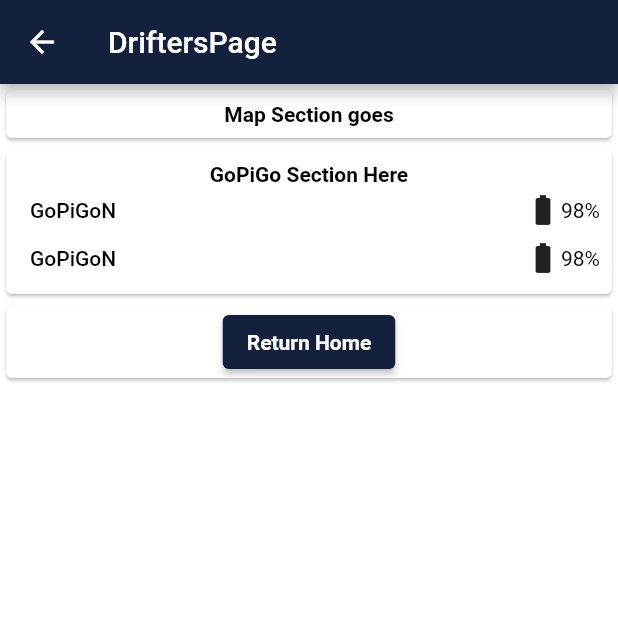
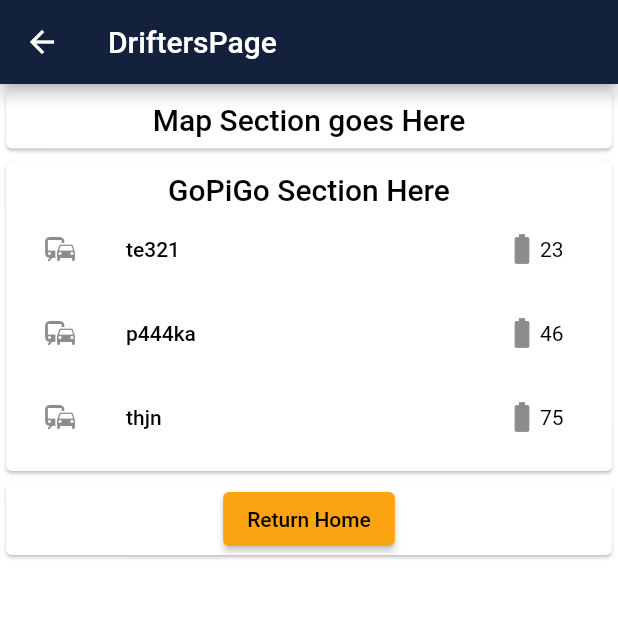
Before and after one commit to t33bone/Project_2020, a Flutter app: the DriftersPage screen opened by its route, on a phone screen of 412 x 824 dp, the top half of it. Run offline on Flutter 3.47's test engine with Material 2 defaults, Android fonts, the phone set to English and light mode, and no system bars.

Commit message:
convert to ListTile, dynamic gopigo section
Converted ListTile objects which makes gopigo section clickable. GoPiGo section now grows dynamically with the size of gopigolisttest

```diff
--- a/flutter_app/security_control/lib/pages/drifters_page/drifters.dart
+++ b/flutter_app/security_control/lib/pages/drifters_page/drifters.dart
@@ -1,23 +1,40 @@
 import 'package:flutter/material.dart';
 
-class DriftersPage extends StatelessWidget {
+//TODO: conform to servers model of GoPiGo
+class GoPiGo {
+  String name;
+  int batterylevel;
+  GoPiGo(this.name, this.batterylevel);
+}
+
+class DriftersPage extends StatefulWidget {
+  @override
+  _DriftersPageState createState() => _DriftersPageState();
+}
+
+class _DriftersPageState extends State<DriftersPage> {
+  //TODO: get rid of static test names
+  //final _name = <String>['test1', 'pekka', 'turpeinen'];
+  final gopigolist = <GoPiGo>[];
   @override
   Widget build(BuildContext context) {
     return Scaffold(
       appBar: AppBar(
+        //TODO FINAL: replace temp title
         title: Text('DriftersPage'),
       ),
       body: ListView(
-        children: [
-          mapSection,
-          statusSection,
-          gohomeSection,
+        children: <Widget>[
+          _mapSection(),
+          _statusSection(),
+          _gohomeSection(),
         ],
       ),
     );
   }
 
-  Widget mapSection = Card(
+  Widget _mapSection() {
+    return Card(
       clipBehavior: Clip.antiAlias,
       child: Row(
         children: [
@@ -28,13 +45,8 @@ class DriftersPage extends StatelessWidget {
                 Container(
                   padding: const EdgeInsets.all(8),
                   child: Center(
-                  child: Text(
-                    'Map Section goes',
-                    style: TextStyle(
-                      //TODO: remove temp style
-                      fontWeight: FontWeight.bold,
-                    ),
-                  ),
+                    child: Text('Map Section goes Here',
+                        style: Theme.of(context).textTheme.headline6),
                   ),
                 )
               ],
@@ -43,27 +55,99 @@ class DriftersPage extends StatelessWidget {
         ],
       ),
     );
+  }
 
-  Widget statusSection = Card(
+  Widget _statusSection() {
+    //TODO: get rid of static test names & GoPiGo
+    final List<String> _nametest = <String>['te321', 'p444ka', 'thjn'];
+    final List<GoPiGo> gopigolisttest = <GoPiGo>[
+      GoPiGo('te321', 23),
+      GoPiGo('p444ka', 46),
+      GoPiGo('thjn', 75)
+    ];
+    return Card(
       clipBehavior: Clip.antiAlias,
       child: Container(
         padding: const EdgeInsets.all(8),
         child: Column(
           children: [
+            //TODO FINAL: remove text
             Text(
               'GoPiGo Section Here',
-            style: TextStyle(
-              fontWeight: FontWeight.bold,
+              style: Theme.of(context).textTheme.headline6,
             ),
-          ),
-          GoPiGoSection(),
-          GoPiGoSection(),
+            for (var i in gopigolisttest) _goPiGotestListTile(i),
           ],
         ),
       ),
     );
+  }
 
-  Widget gohomeSection = Card(
+  //better version of gopigotest
+  //TODO rename this
+  Widget _goPiGotestListTile(GoPiGo device) {
+    return ListTile(
+      leading: Icon(
+        Icons.commute,
+      ),
+      title: Text(
+        device.name,
+        style: Theme.of(context).textTheme.bodyText1,
+      ),
+      trailing: Container(
+        //icon sizes adjusted to match material design
+        width: 48,
+        height: 48,
+        padding: EdgeInsets.symmetric(vertical: 4.0),
+        alignment: Alignment.center,
+        child: Row(
+          children: [
+            Icon(
+              Icons.battery_std,
+            ),
+            Text(
+              //TODO: add % to end of string
+              device.batterylevel.toString(),
+              style: Theme.of(context).textTheme.bodyText2,
+            ),
+          ],
+        ),
+      ),
+      onTap: () {},
+    );
+  }
+
+  //TODO remove, old, unused
+  Widget _goPiGotest(GoPiGo device) {
+    return Row(
+      children: [
+        Expanded(
+          child: Column(
+            crossAxisAlignment: CrossAxisAlignment.start,
+            children: [
+              Container(
+                padding: const EdgeInsets.all(8),
+                child: Text(
+                  device.name,
+                  style: Theme.of(context).textTheme.bodyText1,
+                ),
+              ),
+            ],
+          ),
+        ),
+        Icon(
+          Icons.battery_std,
+          //textDirection: ,
+        ),
+        Text(
+          device.batterylevel.toString(),
+        ),
+      ],
+    );
+  }
+
+  Widget _gohomeSection() {
+    return Card(
       clipBehavior: Clip.antiAlias,
       child: Row(
         children: [
@@ -74,20 +158,14 @@ class DriftersPage extends StatelessWidget {
                 Container(
                   child: Center(
                     child: ElevatedButton(
-                    //TODO: remove temp style
-                    style: ButtonStyle(
-                        //foregroundColor: ,
+                      style: ElevatedButton.styleFrom(
+                        primary: Theme.of(context).accentColor,
                       ),
                       onPressed: () {
                         //TODO: return home call sent to GoPiGo:s
                       },
-                    child: Text(
-                      'Return Home',
-                      //TODO: remove temp style
-                      style: TextStyle(
-                        fontWeight: FontWeight.bold,
-                      ),
-                    ),
+                      child: Text('Return Home',
+                          style: Theme.of(context).textTheme.button),
                     ),
                   ),
                 ),
@@ -98,14 +176,25 @@ class DriftersPage extends StatelessWidget {
       ),
     );
   }
+}
 
-class GoPiGoSection extends StatelessWidget {
+//TODO: old, unused, remove?
+class GoPiGoSection extends StatefulWidget {
+  final String name;
   const GoPiGoSection({
     Key key,
+    this.name,
   }) : super(key: key);
 
   @override
+  _GoPiGoSectionState createState() => _GoPiGoSectionState();
+}
+
+//TODO: old, unused, remove?
+class _GoPiGoSectionState extends State<GoPiGoSection> {
+  @override
   Widget build(BuildContext context) {
+    // final name = 'asd';
     return Row(
       children: [
         Expanded(
@@ -115,7 +204,17 @@ class GoPiGoSection extends StatelessWidget {
               Container(
                 padding: const EdgeInsets.all(8),
                 child: Text(
-                  'GoPiGoN',
+                  'testee',
+                  style: TextStyle(
+                    //TODO: remove temp style
+                    fontWeight: FontWeight.w500,
+                  ),
+                ),
+              ),
+              Container(
+                padding: const EdgeInsets.all(8),
+                child: Text(
+                  'name',
                   style: TextStyle(
                     //TODO: remove temp style
                     fontWeight: FontWeight.w500,
```
Also changed, not shown: flutter_app/security_control/lib/theme.dart (+2 -5 lines). Lines whose indentation alone changed are shown as unchanged.
